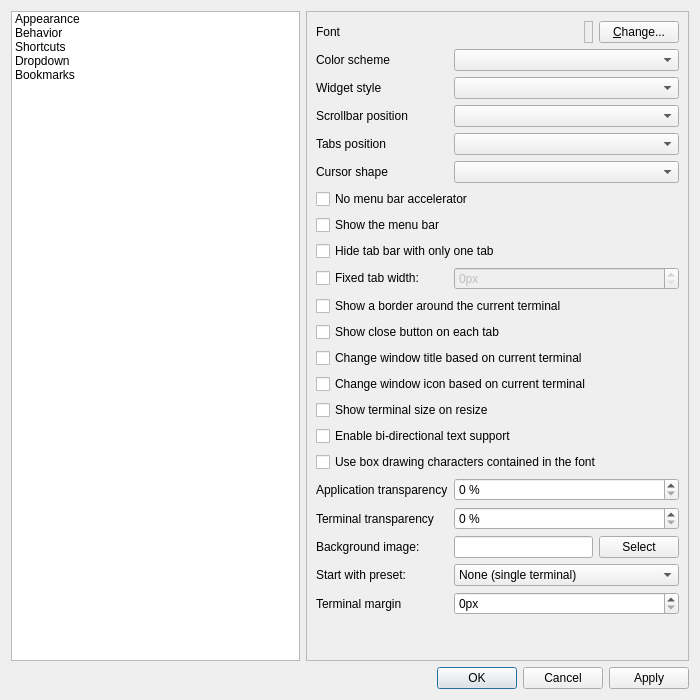
lxqt/qterminal, file src/forms/propertiesdialog.ui: the form before one commit.
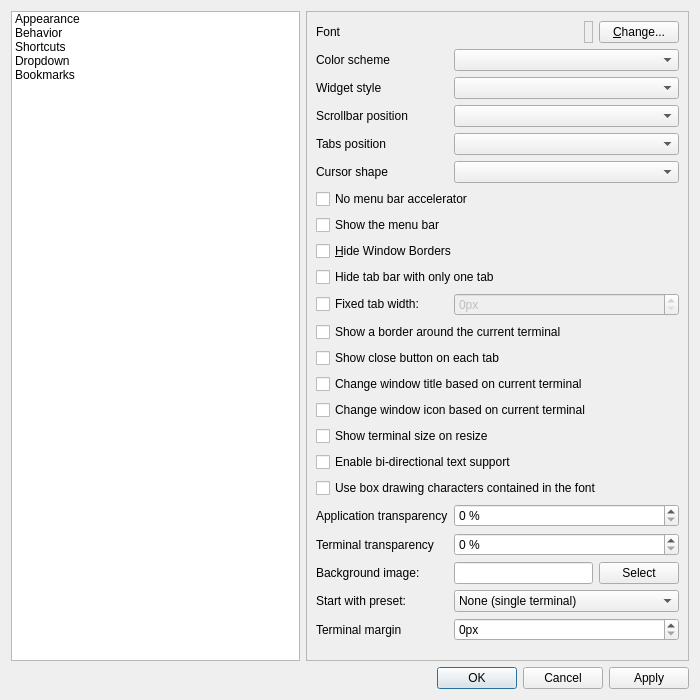
The form after the commit. Icons and pictures are not drawn.

Commit message:
Added an option for borderless state and remembered it
There was an incorrect assumption in the code, that had resulted in overlooking it.

Patch:
```diff
--- a/src/forms/propertiesdialog.ui
+++ b/src/forms/propertiesdialog.ui
@@ -111,7 +111,7 @@
            </rect>
           </property>
           <layout class="QGridLayout" name="gridLayout_3">
-           <item row="18" column="1">
+           <item row="19" column="1">
             <widget class="QSpinBox" name="appTransparencyBox">
              <property name="suffix">
               <string> %</string>
@@ -198,7 +198,7 @@
            <item row="2" column="1">
             <widget class="QComboBox" name="colorSchemaCombo"/>
            </item>
-           <item row="21" column="0">
+           <item row="22" column="0">
             <widget class="QLabel" name="label_9">
              <property name="text">
               <string>Start with preset:</string>
@@ -208,7 +208,7 @@
              </property>
             </widget>
            </item>
-           <item row="21" column="1">
+           <item row="22" column="1">
             <widget class="QComboBox" name="terminalPresetComboBox">
              <item>
               <property name="text">
@@ -242,7 +242,7 @@
              </property>
             </widget>
            </item>
-           <item row="22" column="0">
+           <item row="23" column="0">
             <widget class="QLabel" name="label_15">
              <property name="text">
               <string>Terminal margin</string>
@@ -252,14 +252,14 @@
              </property>
             </widget>
            </item>
-           <item row="9" column="0" colspan="2">
+           <item row="10" column="0" colspan="2">
             <widget class="QCheckBox" name="hideTabBarCheckBox">
              <property name="text">
               <string>Hide tab bar with only one tab</string>
              </property>
             </widget>
            </item>
-           <item row="20" column="0">
+           <item row="21" column="0">
             <widget class="QLabel" name="label_13">
              <property name="text">
               <string>Background image:</string>
@@ -279,7 +279,7 @@
              </property>
             </widget>
            </item>
-           <item row="20" column="1">
+           <item row="21" column="1">
             <layout class="QHBoxLayout" name="horizontalLayout_3">
              <item>
               <widget class="QLineEdit" name="backgroundImageLineEdit"/>
@@ -306,7 +306,7 @@
            <item row="5" column="1">
             <widget class="QComboBox" name="tabsPos_comboBox"/>
            </item>
-           <item row="23" column="0" colspan="2">
+           <item row="24" column="0" colspan="2">
             <spacer name="verticalSpacer_3">
              <property name="orientation">
               <enum>Qt::Vertical</enum>
@@ -319,7 +319,7 @@
              </property>
             </spacer>
            </item>
-           <item row="12" column="0" colspan="2">
+           <item row="13" column="0" colspan="2">
             <widget class="QCheckBox" name="closeTabButtonCheckBox">
              <property name="text">
               <string>Show close button on each tab</string>
@@ -339,7 +339,7 @@
              </property>
             </widget>
            </item>
-           <item row="19" column="0">
+           <item row="20" column="0">
             <widget class="QLabel" name="label">
              <property name="text">
               <string>Terminal transparency</string>
@@ -352,7 +352,7 @@
            <item row="6" column="1">
             <widget class="QComboBox" name="keybCursorShape_comboBox"/>
            </item>
-           <item row="18" column="0">
+           <item row="19" column="0">
             <widget class="QLabel" name="label_4">
              <property name="text">
               <string>Application transparency</string>
@@ -362,28 +362,28 @@
              </property>
             </widget>
            </item>
-           <item row="11" column="0" colspan="2">
+           <item row="12" column="0" colspan="2">
             <widget class="QCheckBox" name="highlightCurrentCheckBox">
              <property name="text">
               <string>Show a border around the current terminal</string>
              </property>
             </widget>
            </item>
-           <item row="22" column="1">
+           <item row="23" column="1">
             <widget class="QSpinBox" name="terminalMarginSpinBox">
              <property name="suffix">
               <string>px</string>
              </property>
             </widget>
            </item>
-           <item row="16" column="0" colspan="2">
+           <item row="17" column="0" colspan="2">
             <widget class="QCheckBox" name="enabledBidiSupportCheckBox">
              <property name="text">
               <string>Enable bi-directional text support</string>
              </property>
             </widget>
            </item>
-           <item row="19" column="1">
+           <item row="20" column="1">
             <widget class="QSpinBox" name="termTransparencyBox">
              <property name="suffix">
               <string> %</string>
@@ -399,7 +399,7 @@
              </property>
             </widget>
            </item>
-           <item row="10" column="1">
+           <item row="11" column="1">
             <widget class="QSpinBox" name="fixedTabWidthSpinBox">
              <property name="enabled">
               <bool>false</bool>
@@ -422,14 +422,14 @@
              </property>
             </widget>
            </item>
-           <item row="13" column="0" colspan="2">
+           <item row="14" column="0" colspan="2">
             <widget class="QCheckBox" name="changeWindowTitleCheckBox">
              <property name="text">
               <string>Change window title based on current terminal</string>
              </property>
             </widget>
            </item>
-           <item row="10" column="0">
+           <item row="11" column="0">
             <widget class="QCheckBox" name="fixedTabWidthCheckBox">
              <property name="text">
               <string>Fixed tab width:</string>
@@ -439,21 +439,21 @@
            <item row="3" column="1">
             <widget class="QComboBox" name="styleComboBox"/>
            </item>
-           <item row="14" column="0" colspan="2">
+           <item row="15" column="0" colspan="2">
             <widget class="QCheckBox" name="changeWindowIconCheckBox">
              <property name="text">
               <string>Change window icon based on current terminal</string>
              </property>
             </widget>
            </item>
-           <item row="15" column="0" colspan="2">
+           <item row="16" column="0" colspan="2">
             <widget class="QCheckBox" name="showTerminalSizeHintCheckBox">
              <property name="text">
               <string>Show terminal size on resize</string>
              </property>
             </widget>
            </item>
-           <item row="17" column="0" colspan="2">
+           <item row="18" column="0" colspan="2">
             <widget class="QCheckBox" name="useFontBoxDrawingCharsCheckBox">
              <property name="toolTip">
               <string>Specify whether box drawing characters should be drawn by QTerminal internally or left to underlying font rendering libraries.</string>
@@ -473,6 +473,13 @@
              </property>
             </widget>
            </item>
+           <item row="9" column="0" colspan="2">
+            <widget class="QCheckBox" name="borderlessCheckBox">
+             <property name="text">
+              <string>&amp;Hide Window Borders</string>
+             </property>
+            </widget>
+           </item>
           </layout>
          </widget>
         </widget>
```
The commit also changes 2 other files.
